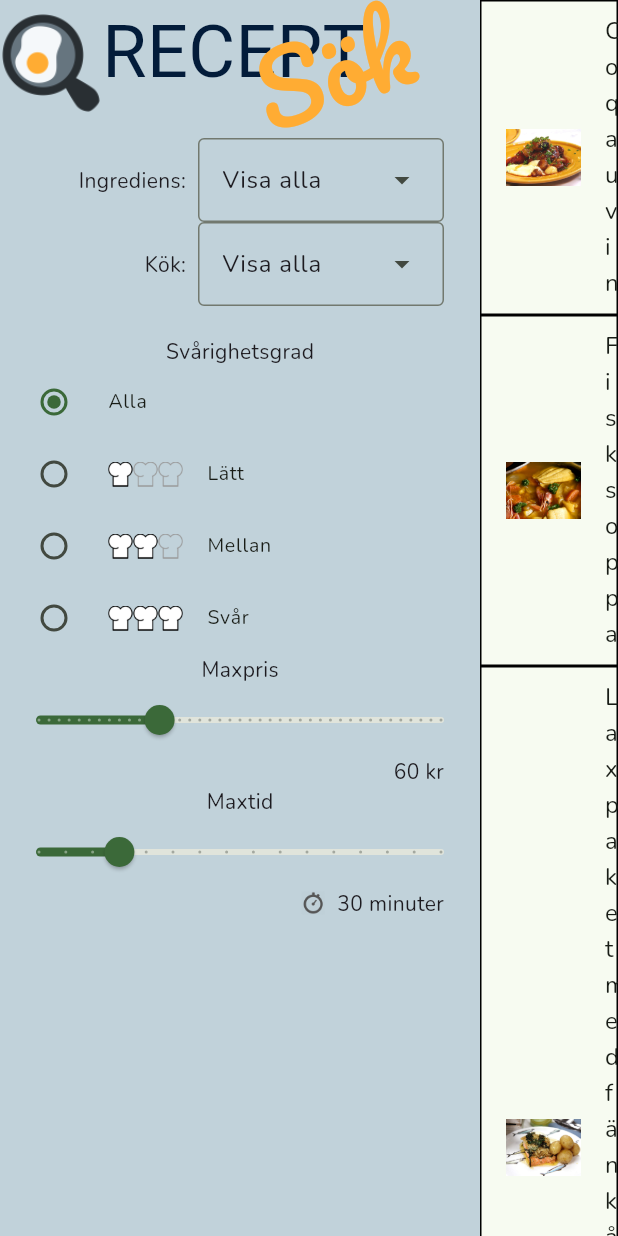
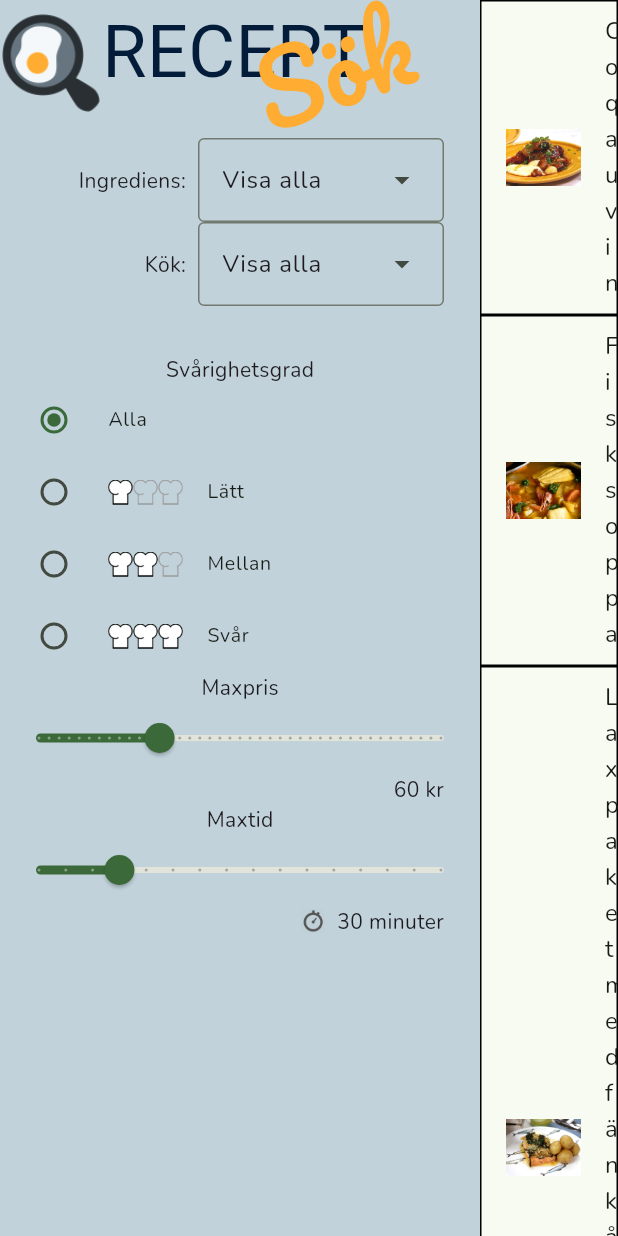
Before and after one commit to ash-salt/lab2GUI, a Flutter app: the screen it shows after launch, on a phone screen of 412 x 824 dp. Run offline on Flutter 3.47's test engine with Material 3 defaults, Android fonts, the phone set to English and light mode, and no system bars; our stand-ins replace google_fonts.

Commit message:
more styling

```diff
--- a/lab2/lib/app_theme.dart
+++ b/lab2/lib/app_theme.dart
@@ -11,7 +11,10 @@ class AppTheme {
   static const double paddingHuge = 32.0;
   static TextTheme textTheme = GoogleFonts.nunitoTextTheme();
 
-
+  static const TextStyle mediumHeading = TextStyle(
+    fontSize: 22,
+    fontWeight: FontWeight.w400,
+  );
 
  // App color
   static ColorScheme colorScheme = ColorScheme.fromSeed(
--- a/lab2/lib/main.dart
+++ b/lab2/lib/main.dart
@@ -52,7 +52,8 @@ class MyApp extends StatelessWidget {
             Logo(),
             IngredientControl(),
             KitchenControl(),
-            SizedBox(child: Text("\nSvårighetsgrad")),
+            SizedBox(height: AppTheme.paddingHuge,),
+            SizedBox(child: Text("Svårighetsgrad")),
             DifficultyControl(),
             Text("Maxpris"),
             PriceControl(),
```
